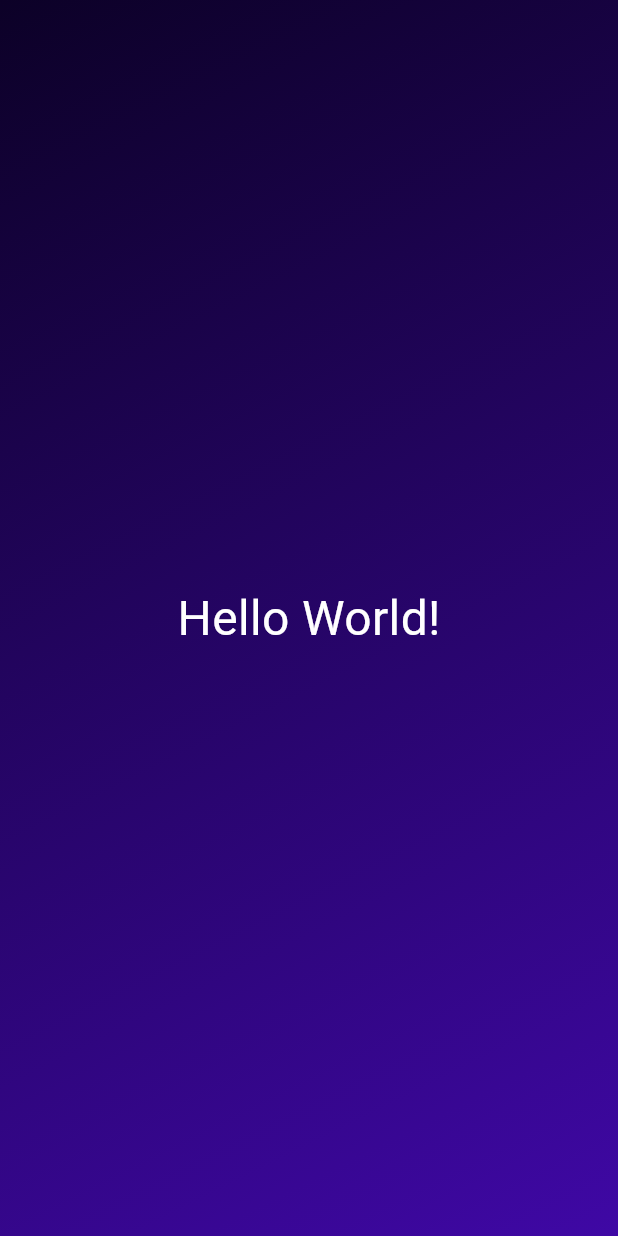
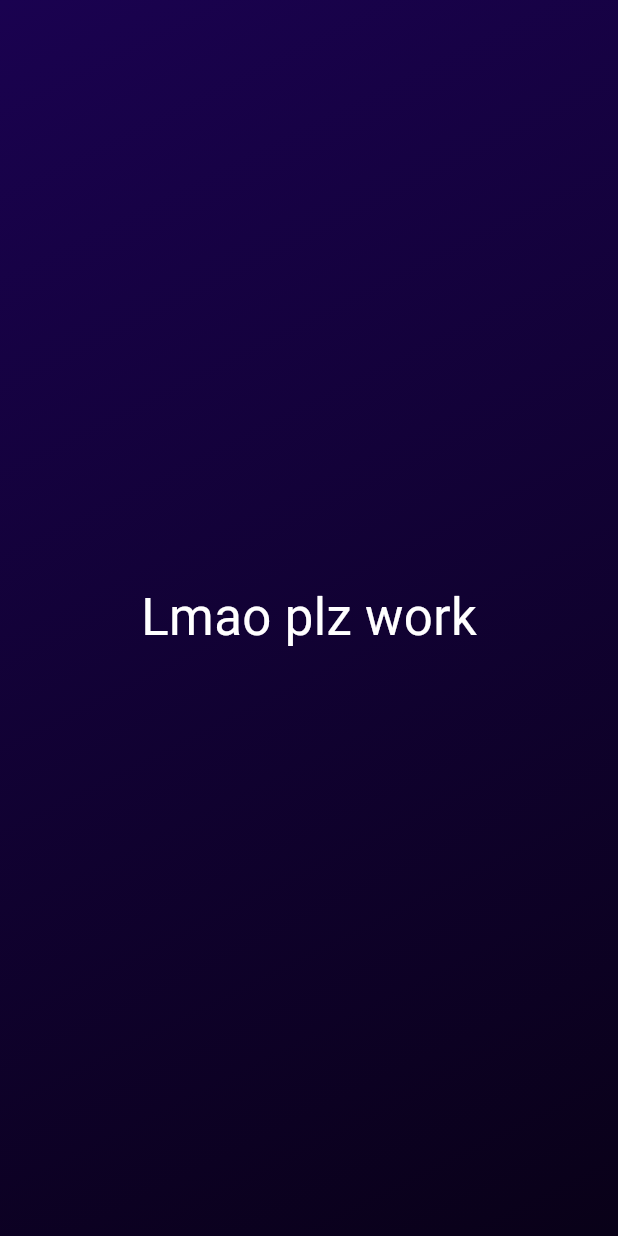
Before and after one commit to thehwayne/first_app, a Flutter app: the screen it shows after launch, on a phone screen of 412 x 824 dp. Run offline on Flutter 3.47's test engine with Material 3 defaults, Android fonts, the phone set to English and light mode, and no system bars.

Commit message:
finished gradient and centered widget

```diff
--- /dev/null
+++ b/lib/centered.dart
@@ -0,0 +1,19 @@
+import 'package:flutter/material.dart';
+
+class Centered extends StatelessWidget{
+  Centered(this.text, {super.key});
+  String text;
+  @override
+
+  Widget build (BuildContext context) {
+    return Center(
+        child: Text(
+          text,
+           style: const TextStyle(
+              color: Colors.white,
+              fontSize: 34,
+            ),
+          ),
+      );
+  }
+}
--- /dev/null
+++ b/lib/gradient_container.dart
@@ -0,0 +1,25 @@
+import 'package:first_app/centered.dart';
+import 'package:flutter/material.dart';
+
+class GradientContainer extends StatelessWidget {
+  const GradientContainer({super.key});
+
+
+  @override
+  Widget build(context) {
+    return Container(
+      decoration: const BoxDecoration(
+        gradient:LinearGradient(
+          begin: Alignment.topLeft,
+          end: Alignment.bottomRight,
+          colors: [
+            Color.fromARGB(255,26,2,80),
+            Color.fromARGB(255,9,1,24),
+
+          ],
+        ),
+      ),
+      child: Centered("Lmao plz work")
+    );
+  }
+}
```
Also changed, not shown: lib/main.dart (+2 -21 lines).
